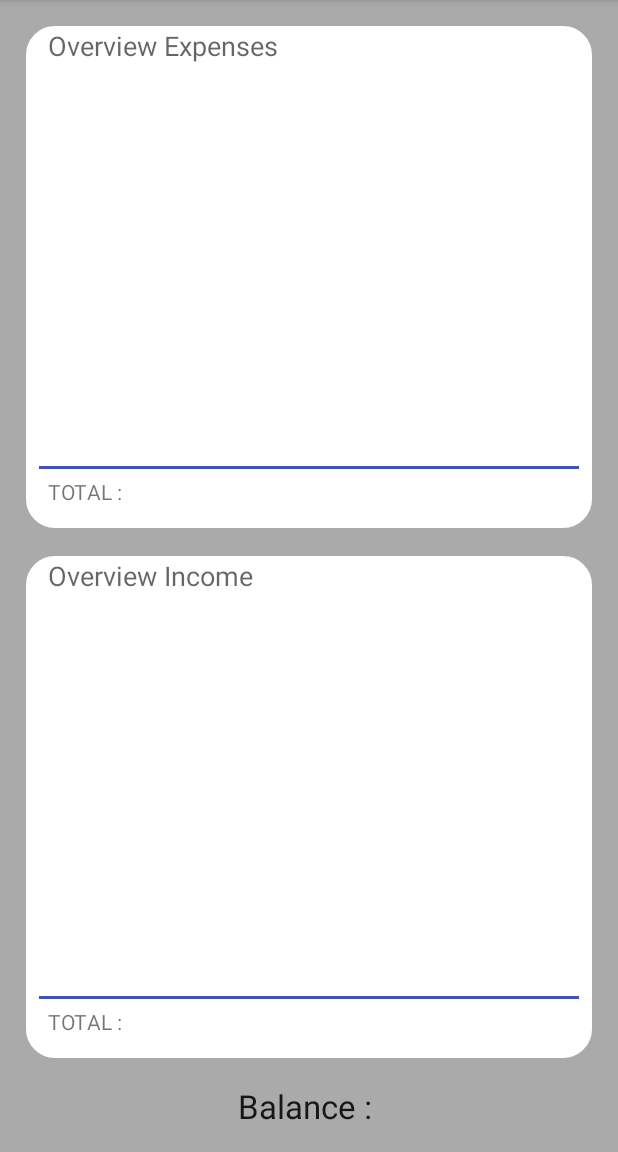
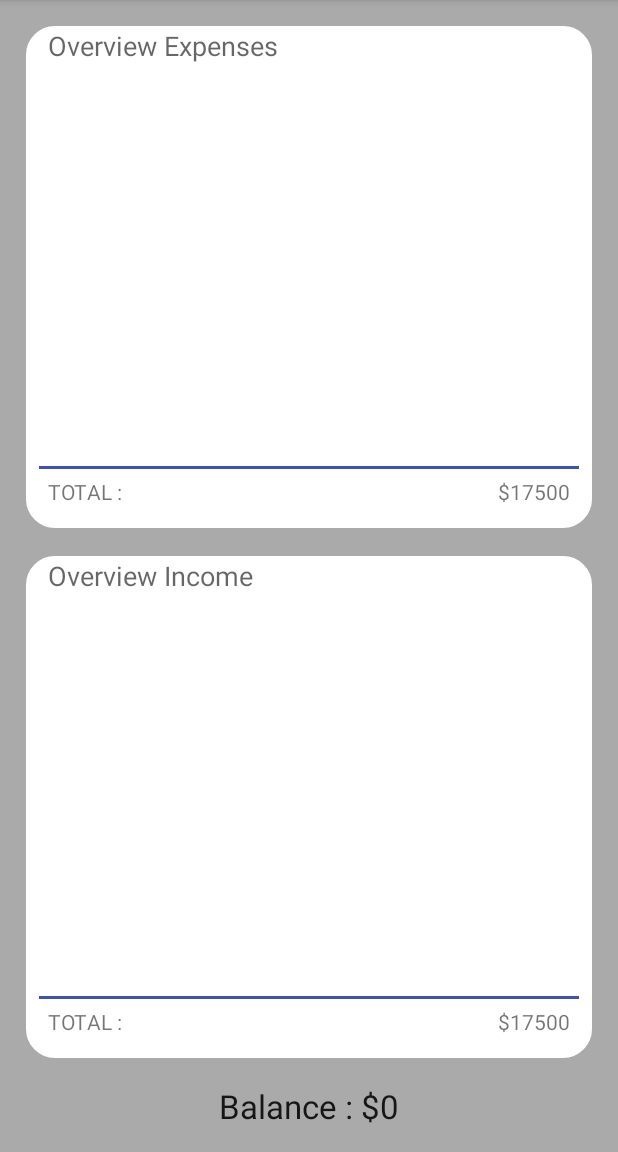
Before and after one commit to kevinalfian8/BalanceCalculatorV2, an Android app: the screen it shows after launch (MainActivity), on a phone screen of 412 x 824 dp, the part 84-1236 px from its top. Run offline under Robolectric (Android 15) with nearby library versions, the phone set to English and light mode, and no system bars.

```diff
--- a/app/src/main/AndroidManifest.xml
+++ b/app/src/main/AndroidManifest.xml
@@ -12,7 +12,8 @@
         <activity
             android:name=".MainActivity"
             android:label="@string/app_name"
-            android:theme="@style/AppTheme.NoActionBar">
+            android:theme="@style/AppTheme.NoActionBar"
+            android:windowSoftInputMode="adjustPan">
             <intent-filter>
                 <action android:name="android.intent.action.MAIN" />
 
--- /dev/null
+++ b/app/src/main/java/com/bones/navdrawertask/DBHelper.java
@@ -0,0 +1,99 @@
+package com.bones.navdrawertask;
+
+import android.content.ContentValues;
+import android.content.Context;
+import android.database.Cursor;
+import android.database.sqlite.SQLiteDatabase;
+import android.database.sqlite.SQLiteOpenHelper;
+
+import java.util.ArrayList;
+import java.util.List;
+
+/**
+ * Created by lenovo ip on 12/06/2017.
+ */
+
+public class DBHelper extends SQLiteOpenHelper {
+
+    public static final String DATABASE_NAME = "dbBalance.sqlite";
+
+
+    public DBHelper(Context context) {
+        super(context, DATABASE_NAME, null, 3);
+    }
+
+    @Override
+    public void onCreate(SQLiteDatabase sqLiteDatabase) {
+        sqLiteDatabase.execSQL("create table tbl_income (id integer primary key autoincrement,title text,amount integer)");
+        sqLiteDatabase.execSQL("create table tbl_outcome (id integer primary key autoincrement,title text,amount integer)");
+
+        sqLiteDatabase.execSQL("insert into tbl_income (title,amount) values ('salary','3500')");
+        sqLiteDatabase.execSQL("insert into tbl_income (title,amount) values ('salary','3500')");
+        sqLiteDatabase.execSQL("insert into tbl_income (title,amount) values ('salary','3500')");
+        sqLiteDatabase.execSQL("insert into tbl_income (title,amount) values ('salary','3500')");
+        sqLiteDatabase.execSQL("insert into tbl_income (title,amount) values ('salary','3500')");
+
+        sqLiteDatabase.execSQL("insert into tbl_outcome (title,amount) values ('salary','3500')");
+        sqLiteDatabase.execSQL("insert into tbl_outcome (title,amount) values ('salary','3500')");
+        sqLiteDatabase.execSQL("insert into tbl_outcome (title,amount) values ('salary','3500')");
+        sqLiteDatabase.execSQL("insert into tbl_outcome (title,amount) values ('salary','3500')");
+        sqLiteDatabase.execSQL("insert into tbl_outcome (title,amount) values ('salary','3500')");
+
+
+    }
+
+    @Override
+    public void onUpgrade(SQLiteDatabase sqLiteDatabase, int i, int i1) {
+        sqLiteDatabase.execSQL("DROP TABLE IF EXISTS tbl_income");
+        sqLiteDatabase.execSQL("DROP TABLE IF EXISTS tbl_outcome");
+        onCreate(sqLiteDatabase);
+    }
+
+    public void addData(String table,String title,int amount){
+        // 1. get reference to writable DB
+        SQLiteDatabase db = this.getWritableDatabase();
+
+        // 2. create ContentValues to add key "column"/value
+        ContentValues values = new ContentValues();
+        values.put("title", title);
+        values.put("amount", amount);
+
+        // 3. insert
+        db.insert(table, null, values);
+
+        // 4. close
+        db.close();
+    }
+
+
+    public int getTotalIncome(){
+        int total = 0;
+
+        String query = "select SUM(amount) from tbl_income";
+        SQLiteDatabase db = this.getWritableDatabase();
+        Cursor cursor = db.rawQuery(query,null);
+
+        if(cursor.moveToFirst()){
+            total = cursor.getInt(0);
+        }
+
+        return total;
+    }
+
+    public int getTotalOutcome(){
+        int total = 0;
+
+        String query = "select SUM(amount) from tbl_outcome";
+        SQLiteDatabase db = this.getWritableDatabase();
+        Cursor cursor = db.rawQuery(query,null);
+
+        if(cursor.moveToFirst()){
+            total = cursor.getInt(0);
+        }
+
+        return total;
+    }
+
+
+
+}
--- a/app/src/main/java/com/bones/navdrawertask/HomeFragment.java
+++ b/app/src/main/java/com/bones/navdrawertask/HomeFragment.java
@@ -2,10 +2,17 @@ package com.bones.navdrawertask;
 
 
 import android.os.Bundle;
+import android.support.annotation.Nullable;
 import android.support.v4.app.Fragment;
+import android.support.v7.widget.LinearLayoutManager;
+import android.support.v7.widget.RecyclerView;
 import android.view.LayoutInflater;
 import android.view.View;
 import android.view.ViewGroup;
+import android.widget.TextView;
+
+import java.util.ArrayList;
+import java.util.List;
 
 
 /**
@@ -14,16 +21,50 @@ import android.view.ViewGroup;
 public class HomeFragment extends Fragment {
 
 
+
     public HomeFragment() {
         // Required empty public constructor
     }
 
+    DBHelper helper;
+
+
+    RecyclerView rvIncome,rvOutcome;
+    RecyclerView.Adapter mAdapter;
+
+    RecyclerView.LayoutManager mLayoutManager;
+
+    TextView IncomeTotal,OutcomeTotal,Balance;
 
     @Override
     public View onCreateView(LayoutInflater inflater, ViewGroup container,
                              Bundle savedInstanceState) {
         // Inflate the layout for this fragment
-        return inflater.inflate(R.layout.fragment_home, container, false);
+        View view = inflater.inflate(R.layout.fragment_home, container, false);
+
+        helper = new DBHelper(getActivity());
+
+
+        IncomeTotal = (TextView) view.findViewById(R.id.txtIncomeTotal);
+        OutcomeTotal = (TextView) view.findViewById(R.id.txtOutcomeTotal);
+        Balance = (TextView) view.findViewById(R.id.txtBalance);
+
+        int income = helper.getTotalIncome();
+        int outcome = helper.getTotalOutcome();
+
+        IncomeTotal.setText("$"+income);
+        OutcomeTotal.setText("$"+outcome);
+
+        int totalBalance = income - outcome;
+        Balance.setText("Balance : $"+totalBalance);
+
+
+
+
+        return view;
     }
 
+
+
+
 }
--- a/app/src/main/java/com/bones/navdrawertask/MainActivity.java
+++ b/app/src/main/java/com/bones/navdrawertask/MainActivity.java
@@ -9,16 +9,22 @@ import android.support.v4.widget.DrawerLayout;
 import android.support.v7.app.ActionBarDrawerToggle;
 import android.support.v7.app.AppCompatActivity;
 import android.support.v7.widget.Toolbar;
+import android.util.Log;
 import android.view.Menu;
 import android.view.MenuItem;
 
+import java.util.List;
+
 public class MainActivity extends AppCompatActivity
         implements NavigationView.OnNavigationItemSelectedListener {
+
+
 
     @Override
     protected void onCreate(Bundle savedInstanceState) {
         super.onCreate(savedInstanceState);
         setContentView(R.layout.activity_main);
+
         Toolbar toolbar = (Toolbar) findViewById(R.id.toolbar);
         setSupportActionBar(toolbar);
 
--- a/app/src/main/res/layout/fragment_home.xml
+++ b/app/src/main/res/layout/fragment_home.xml
@@ -39,7 +39,7 @@
             <android.support.v7.widget.RecyclerView
                 android:layout_width="match_parent"
                 android:layout_height="wrap_content"
-
+                android:scrollbars="vertical"
                 android:id="@+id/rv_expenses"
                 />
             </ScrollView>
@@ -72,7 +72,7 @@
                     android:layout_height="wrap_content"
                     android:layout_gravity="right"
                     android:layout_alignParentRight="true"
-                    android:id="@+id/txtId"/>
+                    android:id="@+id/txtOutcomeTotal"/>
 
             </RelativeLayout>
 
@@ -109,8 +109,8 @@
                     <android.support.v7.widget.RecyclerView
                         android:layout_width="match_parent"
                         android:layout_height="wrap_content"
-
                         android:id="@+id/rv_income"
+                        android:scrollbars="vertical"
                         />
                 </ScrollView>
 
@@ -141,6 +141,7 @@
                         android:layout_width="wrap_content"
                         android:layout_height="wrap_content"
                         android:layout_gravity="right"
+                        android:id="@+id/txtIncomeTotal"
                         android:layout_alignParentRight="true"/>
 
                 </RelativeLayout>
@@ -152,7 +153,7 @@
         <TextView
             android:layout_width="wrap_content"
             android:layout_height="wrap_content"
-
+            android:id="@+id/txtBalance"
             android:text="Balance : "
             android:layout_gravity="center"
             android:textAppearance="@style/Base.TextAppearance.AppCompat.Large"/>
--- a/app/src/main/res/layout/fragment_transaction.xml
+++ b/app/src/main/res/layout/fragment_transaction.xml
@@ -8,6 +8,7 @@
     android:orientation="vertical">
 
     <!-- TODO: Update blank fragment layout -->
+
 
     <LinearLayout
         android:layout_width="match_parent"
@@ -44,6 +45,7 @@
                 android:hint="Amount"
                 android:id="@+id/txtIncomeAmount"
                 android:textAlignment="center"
+                android:inputType="number"
                 android:textColorHint="@android:color/darker_gray"/>
 
             <Button
@@ -87,6 +89,7 @@
                 android:hint="Amount"
                 android:id="@+id/txtOutcomeAmount"
                 android:textAlignment="center"
+                android:inputType="number"
                 android:textColorHint="@android:color/darker_gray"/>
 
             <Button
--- a/app/src/main/res/layout/rv_item.xml
+++ b/app/src/main/res/layout/rv_item.xml
@@ -6,13 +6,15 @@
         android:layout_width="wrap_content"
         android:layout_height="wrap_content"
         android:id="@+id/itemTitle"
-        android:layout_alignParentLeft="true"/>
+        android:text="test"
+        android:layout_alignParentStart="true"/>
 
     <TextView
         android:layout_width="wrap_content"
         android:layout_height="wrap_content"
         android:id="@+id/itemDetail"
-        android:layout_alignParentRight="true"/>
+        android:text="test"
+        android:layout_alignParentEnd="true"/>
 
 
 </RelativeLayout>
```
Also changed, not shown: app/src/main/java/com/bones/navdrawertask/TransactionFragment.java (+59 -1 lines).
